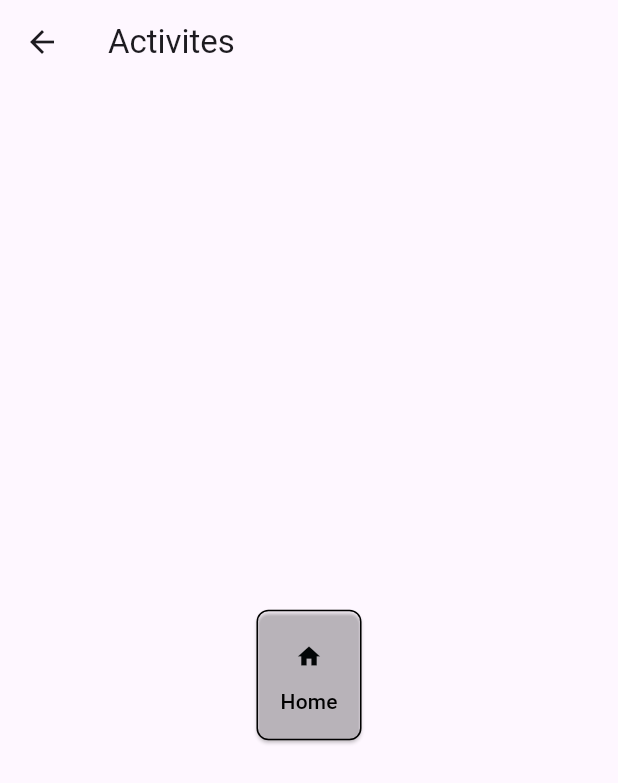
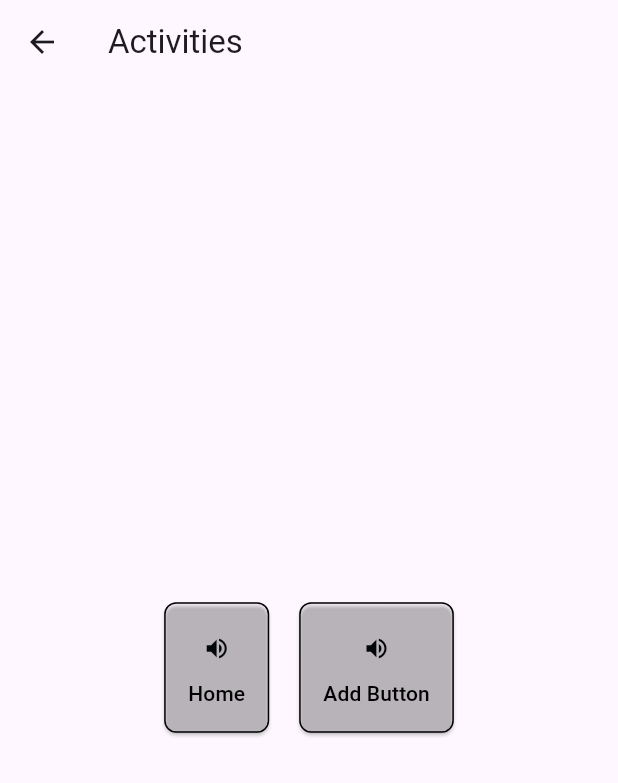
Before and after one commit to buckyLarsen/communications_app, a Flutter app: the ActivitiesScreen screen opened by its route, on a phone screen of 412 x 824 dp. Shown: the top 783 px of the screen. Run offline on Flutter 3.47's test engine with Material 3 defaults, Android fonts, the light colour scheme and no system bars; our stand-ins replace flutter_tts; missing offline and left inert: display.

Commit message:
Update activities_screen.dart

```diff
--- a/lib/activities_screen.dart
+++ b/lib/activities_screen.dart
@@ -1,31 +1,76 @@
-// add_Item_Screen.dart
+// basic_needs_screen.dart
+import 'package:flutter/material.dart';
+import 'package:flutter_tts/flutter_tts.dart';
+import 'button_manager_activities.dart';
 
-import 'package:flutter/material.dart';
-
-class ActivitiesScreen extends StatelessWidget {
-  const ActivitiesScreen({super.key});
+class ActivitiesScreen extends StatefulWidget {
+  const ActivitiesScreen({Key? key}) : super(key: key);
 
   @override
-  Widget build(BuildContext context) {
-    return Scaffold(
-      appBar: AppBar(title: const Text('Activites')),
-      body: Center(
-        child: Column(
-          mainAxisAlignment: MainAxisAlignment.center,
-          children: <Widget>[
+  _ActivitiesScreenState createState() => _ActivitiesScreenState();
+}
 
-            const SizedBox(height: 20), // Add spacing
-            ElevatedButton(
+class _ActivitiesScreenState extends State<ActivitiesScreen> {
+  final ButtonManager buttonManager = ButtonManager();
+  final FlutterTts flutterTts = FlutterTts();
+
+  void _speak(String text) async {
+    await flutterTts.setLanguage("en-US");
+    await flutterTts.setPitch(1.0);
+    await flutterTts.speak(text);
+  }
+
+  void _addUserButton() {
+    showDialog(
+      context: context,
+      builder: (context) {
+        TextEditingController _textEditingController = TextEditingController();
+
+        return AlertDialog(
+          title: Text('Add Button'),
+          content: TextField(
+            controller: _textEditingController,
+            decoration: InputDecoration(
+              labelText: 'Enter text for custom button',
+            ),
+          ),
+          actions: <Widget>[
+            TextButton(
               onPressed: () {
-                Navigator.pushNamed(context, '/'); // Navigate to Home page
+                Navigator.of(context).pop();
               },
+              child: Text('Cancel'),
+            ),
+            TextButton(
+              onPressed: () {
+                String label = _textEditingController.text;
+                if (label.isNotEmpty) {
+                  setState(() {
+                    buttonManager.addUserButton('basic_needs', label);
+                  });
+                  Navigator.of(context).pop();
+                } else {
+                  print('Text field is empty. Please enter text for the button label.');
+                }
+              },
+              child: Text('Add'),
+            ),
+          ],
+        );
+      },
+    );
+  }
+
+  Widget _buildButton(String label, VoidCallback onPressed) {
+    return ElevatedButton(
+      onPressed: onPressed,
       style: ElevatedButton.styleFrom(
-                minimumSize: Size(40, 40),
+        minimumSize: const Size(40, 40),
         backgroundColor: Colors.transparent,
-                padding: EdgeInsets.all(16.0),
+        padding: const EdgeInsets.all(16.0),
         shape: RoundedRectangleBorder(
           borderRadius: BorderRadius.circular(8.0),
-                  side: BorderSide(color: Colors.black, width: 1.0),
+          side: const BorderSide(color: Colors.black, width: 1.0),
         ),
       ),
       child: Column(
@@ -34,17 +79,56 @@ class ActivitiesScreen extends StatelessWidget {
             width: 30,
             height: 30,
             child: Icon(
-                      Icons.home,
+              Icons.volume_up,
               color: const Color.fromARGB(255, 3, 6, 7),
             ),
           ),
           const SizedBox(height: 5),
           Text(
-                    'Home',
+            label,
             style: TextStyle(color: Colors.black),
           ),
         ],
       ),
+    );
+  }
+
+  @override
+  Widget build(BuildContext context) {
+    return Scaffold(
+      appBar: AppBar(title: const Text('Activities')),
+      body: Center(
+        child: Column(
+          mainAxisAlignment: MainAxisAlignment.center,
+          children: <Widget>[
+            const SizedBox(height: 20), // Add spacing
+            Row(
+              mainAxisAlignment: MainAxisAlignment.center,
+              children: [
+                _buildButton('Home', () {
+                  Navigator.pushNamed(context, '/'); // Navigate to Home page
+                }),
+                const SizedBox(width: 20), // Add spacing between Home and Add Button
+                _buildButton('Add Button', _addUserButton),
+              ],
+            ),
+            const SizedBox(height: 10), // Add spacing
+            for (var row in buttonManager.screenButtonDataMap['basic_needs'] ?? [])
+              Column(
+                children: [
+                  Row(
+                    mainAxisAlignment: MainAxisAlignment.center,
+                    children: (row as List<String>).map((label) {
+                      return Padding(
+                        padding: const EdgeInsets.symmetric(horizontal: 8.0),
+                        child: _buildButton(label, () {
+                          _speak(label);
+                        }),
+                      );
+                    }).toList(),
+                  ),
+                  const SizedBox(height: 10), // Add spacing between rows
+                ],
               ),
           ],
         ),
```
Lines whose indentation alone changed are shown as unchanged.
